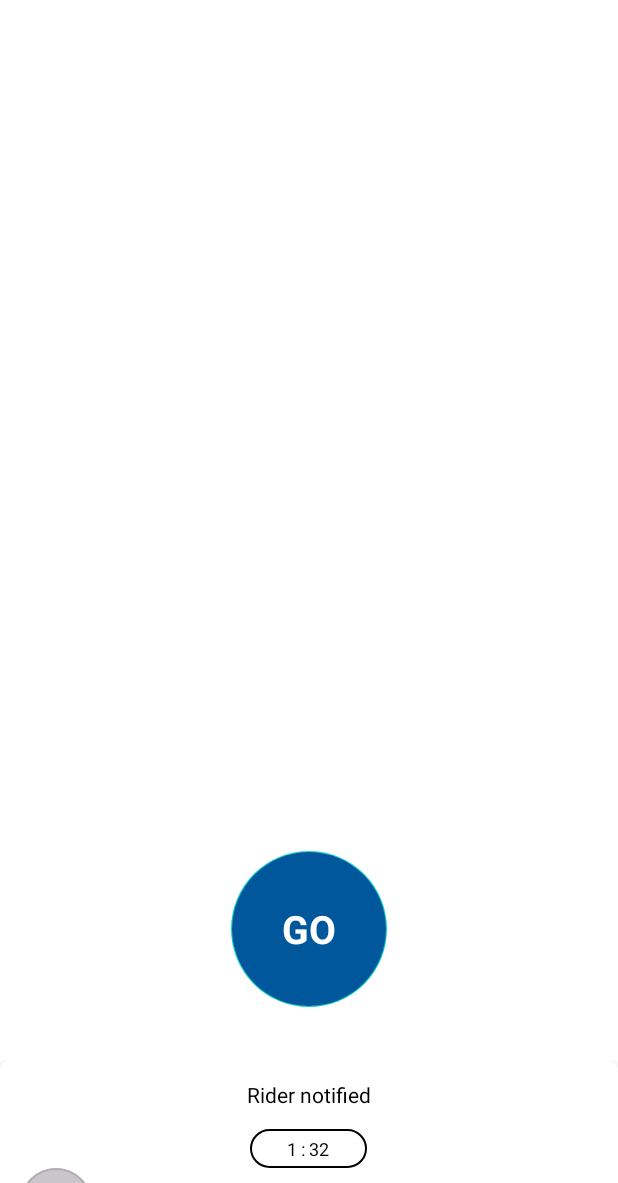
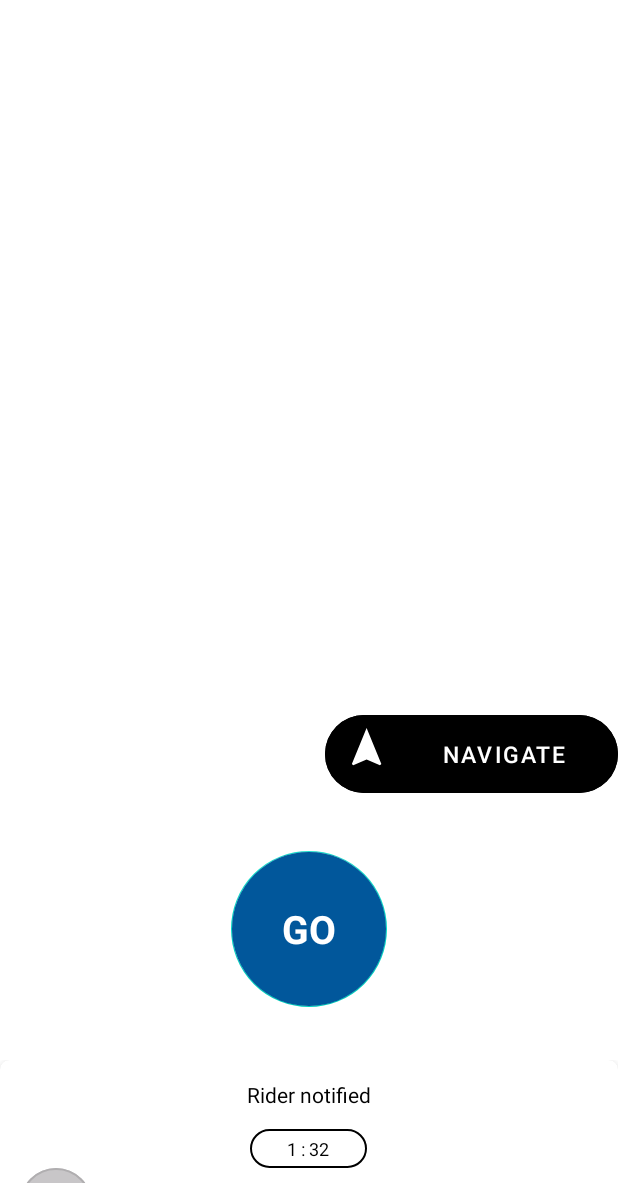
Before and after one commit to Bilal-Ahmad123/UberDriver, an Android app: the MapFragment screen opened directly, with no data from a screen before it, on a phone screen of 412 x 824 dp, the part 53-1236 px from its top. Run offline under Robolectric (Android 15) with nearby library versions, the phone set to English and light mode, and no system bars; our stand-ins replace Dagger/Hilt's generated code, sdp/ssp sizes; libraries missing offline, so code that uses them is left out: com.karumi.dexter, com.microsoft.signalr; plain views replace RippleBackground; 8 statements that could not run were skipped.

Commit message:
Added google maps navigation

```diff
--- a/app/src/main/java/com/example/uberdriver/presentation/driver/MainActivity.kt
+++ b/app/src/main/java/com/example/uberdriver/presentation/driver/MainActivity.kt
@@ -1,6 +1,10 @@
 package com.example.uberdriver.presentation.driver
 
+import android.app.PictureInPictureParams
+import android.graphics.Point
 import android.os.Bundle
+import android.util.Rational
+import android.view.Display
 import androidx.activity.enableEdgeToEdge
 import androidx.activity.viewModels
 import androidx.appcompat.app.AppCompatActivity
--- a/app/src/main/java/com/example/uberdriver/presentation/driver/map/ui/MapFragment.kt
+++ b/app/src/main/java/com/example/uberdriver/presentation/driver/map/ui/MapFragment.kt
@@ -1,8 +1,11 @@
 package com.example.uberdriver.presentation.driver.map.ui
 
 import android.Manifest
+import android.content.Intent
 import android.location.Location
+import android.net.Uri
 import android.os.Bundle
+import android.util.Log
 import android.view.LayoutInflater
 import android.view.View
 import android.view.ViewGroup
@@ -18,11 +21,10 @@ import com.example.uberdriver.core.common.FetchLocation
 import com.example.uberdriver.core.common.HRMarkerAnimation
 import com.example.uberdriver.core.common.Helper
 import com.example.uberdriver.core.common.PermissionManagers
-import com.example.uberdriver.data.remote.api.backend.socket.ride.model.NearbyRideRequests
-import com.example.uberdriver.data.remote.api.backend.socket.ride.model.TripLocation
 import com.example.uberdriver.databinding.FragmentMapBinding
 import com.example.uberdriver.domain.remote.socket.location.model.UpdateLocation
 import com.example.uberdriver.presentation.auth.register.viewmodels.VehicleViewModel
+import com.example.uberdriver.presentation.driver.MainActivity
 import com.example.uberdriver.presentation.driver.map.services.RouteNavigationService
 import com.example.uberdriver.presentation.driver.map.utilities.RouteCreationHelper
 import com.example.uberdriver.presentation.driver.map.viewmodel.DriverViewModel
@@ -42,7 +44,6 @@ import com.google.android.gms.maps.model.LatLng
 import com.google.android.gms.maps.model.MapStyleOptions
 import com.google.android.gms.maps.model.Marker
 import com.google.android.gms.maps.model.MarkerOptions
-import com.google.maps.android.SphericalUtil
 import dagger.hilt.android.AndroidEntryPoint
 import kotlinx.coroutines.Job
 import kotlinx.coroutines.delay
@@ -67,7 +68,7 @@ class MapFragment : Fragment(), OnMapReadyCallback {
     private val vehicleViewModel: VehicleViewModel by activityViewModels<VehicleViewModel>()
     private val googleViewModel: GoogleViewModel by viewModels<GoogleViewModel>()
     private val mapAndCardSharedViewModel: MapAndCardSharedViewModel by activityViewModels<MapAndCardSharedViewModel>()
-    private val tripViewModel:TripViewModel by viewModels<TripViewModel>()
+    private val tripViewModel: TripViewModel by viewModels<TripViewModel>()
     private var isGoButtonClicked: Boolean = false
     private var rideRequestCardService: RideRequestCardService? = null
     private var routeCreationHelper: RouteCreationHelper? = null
@@ -95,10 +96,17 @@ class MapFragment : Fragment(), OnMapReadyCallback {
         connectToSocket()
         fetchContinuousLocation()
         initializeCardService()
+        addObservers()
+        navigateBtnClickListener()
+        showPictureInPicture()
+    }
+
+    private fun addObservers() {
         observeRideRequests()
         observeAcceptRideBtnClicked()
         observeRideBtnClicked()
         observePickUpLocationReached()
+        observeStartRideBtnClicked()
     }
 
     private fun initializeCardService() {
@@ -284,7 +292,6 @@ class MapFragment : Fragment(), OnMapReadyCallback {
     }
 
 
-
     private fun connectToSocket() {
         socketViewModel.connectSocket(Constants_Api.LOCATION_SOCKET_API + "?riderId=${driverViewModel.driverId}")
         socketViewModel.observeConnectedToSocket()
@@ -350,10 +357,10 @@ class MapFragment : Fragment(), OnMapReadyCallback {
         }
     }
 
-    private var tripJob:Job? = null
+    private var tripJob: Job? = null
 
 
-    private fun cancelTripUpdates(){
+    private fun cancelTripUpdates() {
         tripJob?.cancel(null)
     }
 
@@ -371,11 +378,13 @@ class MapFragment : Fragment(), OnMapReadyCallback {
                 startRideClick.collectLatest {
                     if (it) {
                         rideViewModel.rideRequests.value?.let { a ->
-                            routeNavigationService?.createRoute(LatLng(a.dropOffLatitude,a.dropOffLongitude))
+                            routeNavigationService?.createRoute(
+                                LatLng(
+                                    a.dropOffLatitude,
+                                    a.dropOffLongitude
+                                )
+                            )
                             rideViewModel.rideRequests.emit(null)
-                            mapAndCardSharedViewModel.apply {
-                                setPickUpLocationReached(false)
-                            }
                         }
                     }
                 }
@@ -388,7 +397,6 @@ class MapFragment : Fragment(), OnMapReadyCallback {
             mapAndCardSharedViewModel.apply {
                 reachPickUpLocation.collectLatest {
                     if (it) {
-                        mapAndCardSharedViewModel.setPickUpLocationReached(false)
                         binding?.bottomSheet?.visibility = View.VISIBLE
                     }
                 }
@@ -396,4 +404,54 @@ class MapFragment : Fragment(), OnMapReadyCallback {
         }
     }
 
+    private fun observeStartRideBtnClicked() {
+        viewLifecycleOwner.lifecycleScope.launch {
+            mapAndCardSharedViewModel.apply {
+                startUberBtnClicked.collectLatest {
+                    rideViewModel.rideRequests.value?.let { a ->
+                        routeNavigationService?.cleanMap()
+                        routeNavigationService?.createRoute(
+                            LatLng(
+                                a.dropOffLatitude,
+                                a.dropOffLongitude
+                            )
+                        )
+                    }
+                }
+            }
+        }
+    }
+
+    private fun navigateBtnClickListener() {
+        binding?.navigate?.setOnClickListener {
+            rideViewModel.rideRequests.value?.let { a ->
+                launchGoogleMap(LatLng(a.pickupLatitude, a.pickupLongitude))
+            }
+        }
+    }
+
+    private fun launchGoogleMap(destination: LatLng) {
+        val gmmIntentUri =
+            Uri.parse("google.navigation:q=${destination.latitude},${destination.longitude}" + "&mode=d")
+        val intent = Intent(Intent.ACTION_VIEW, gmmIntentUri).apply {
+            setPackage("com.google.android.apps.maps")
+        }
+        startActivity(intent)
+    }
+
+    private fun showPictureInPicture() {
+        viewLifecycleOwner.lifecycleScope.launch {
+            mapAndCardSharedViewModel.reachPickUpLocation.collectLatest {
+                val dialogIntent: Intent = Intent(
+                    requireContext(),
+                    MainActivity::class.java
+                )
+                dialogIntent.addFlags(Intent.FLAG_ACTIVITY_NEW_TASK)
+                startActivity(dialogIntent)
+                Log.d("PictureInPicture","PictureInPicture")
+            }
+        }
+    }
+
+
 }
--- a/app/src/main/java/com/example/uberdriver/presentation/driver/map/viewmodel/MapAndCardSharedViewModel.kt
+++ b/app/src/main/java/com/example/uberdriver/presentation/driver/map/viewmodel/MapAndCardSharedViewModel.kt
@@ -1,5 +1,6 @@
 package com.example.uberdriver.presentation.driver.map.viewmodel
 
+import android.util.Log
 import com.example.uberdriver.core.common.BaseViewModel
 import com.example.uberdriver.core.dispatcher.IDispatchers
 import dagger.hilt.android.lifecycle.HiltViewModel
@@ -17,8 +18,8 @@ class MapAndCardSharedViewModel @Inject constructor(dispatcher:IDispatchers):Bas
     private val startRideBtnClicked = MutableSharedFlow<Boolean>()
     val startRideClick get() = startRideBtnClicked.asSharedFlow()
 
-    private val reachedPickUpLocation = MutableStateFlow<Boolean>(false)
-    val reachPickUpLocation get() = reachedPickUpLocation.asStateFlow()
+    private val reachedPickUpLocation = MutableSharedFlow<Boolean>()
+    val reachPickUpLocation get() = reachedPickUpLocation.asSharedFlow()
 
     private val reachedDropOffLocation = MutableStateFlow<Boolean>(false)
     val reachDropOffLocation get() = reachedDropOffLocation.asStateFlow()
@@ -26,8 +27,9 @@ class MapAndCardSharedViewModel @Inject constructor(dispatcher:IDispatchers):Bas
     private val _goBtnClicked = MutableSharedFlow<Boolean>()
     val goBtnClicked get() = _goBtnClicked.asSharedFlow()
 
-    private val _reachedRider = MutableSharedFlow<Boolean>()
-    val reachedRider = _reachedRider.asSharedFlow()
+
+    private val _startUberBtnClicked = MutableSharedFlow<Boolean>()
+    val startUberBtnClicked get() = _startUberBtnClicked.asSharedFlow()
 
     suspend fun setRideBtnClicked(value: Boolean) {
         acceptRideBtnClicked.emit(value)
@@ -48,4 +50,8 @@ class MapAndCardSharedViewModel @Inject constructor(dispatcher:IDispatchers):Bas
     suspend fun setGoBtnClicked(value:Boolean){
         _goBtnClicked.emit(value)
     }
+
+    suspend fun startUberBtnClicked(value:Boolean){
+        _startUberBtnClicked.emit(value)
+    }
 }
--- /dev/null
+++ b/app/src/main/res/drawable/baseline_navigation_24.xml
@@ -0,0 +1,12 @@
+<vector xmlns:android="http://schemas.android.com/apk/res/android"
+    android:width="24dp"
+    android:height="24dp"
+    android:tint="#FFFFFF"
+    android:viewportWidth="30"
+    android:viewportHeight="30">
+
+    <path
+        android:fillColor="@android:color/white"
+        android:pathData="M12,2L4.5,20.29l0.71,0.71L12,18l6.79,3 0.71,-0.71z" />
+
+</vector>
--- a/app/src/main/res/layout/fragment_map.xml
+++ b/app/src/main/res/layout/fragment_map.xml
@@ -20,6 +20,30 @@
         android:name="com.google.android.gms.maps.SupportMapFragment"
         android:layout_width="match_parent"
         android:layout_height="match_parent" />
+
+    <com.google.android.material.button.MaterialButton
+        android:id="@+id/navigate"
+        style="@style/Widget.MaterialComponents.Button.OutlinedButton.Icon"
+        android:layout_width="@dimen/_150sdp"
+        android:layout_height="@dimen/_40sdp"
+        android:backgroundTint="@color/black"
+        android:insetLeft="0dp"
+        app:cornerRadius="@dimen/_20sdp"
+        android:insetTop="0dp"
+        android:layout_gravity="bottom|end"
+        android:layout_marginTop="@dimen/_20sdp"
+        android:insetRight="0dp"
+        android:insetBottom="0dp"
+        app:iconPadding="@dimen/_6sdp"
+        app:icon="@drawable/baseline_navigation_24"
+        app:iconTint="@color/white"
+        app:iconSize="@dimen/_30sdp"
+        android:text="Navigate"
+        android:layout_marginBottom="@dimen/_200sdp"
+        android:textColor="@color/white"
+        android:textSize="@dimen/_12ssp"
+        />
+
 
 
     <FrameLayout
```
Also changed, not shown: app/src/main/java/com/example/uberdriver/presentation/bottomsheet/RiderNotifiedSheet.kt (+7 -0 lines), app/src/main/java/com/example/uberdriver/presentation/driver/map/services/RouteNavigationService.kt (+10 -7 lines).
